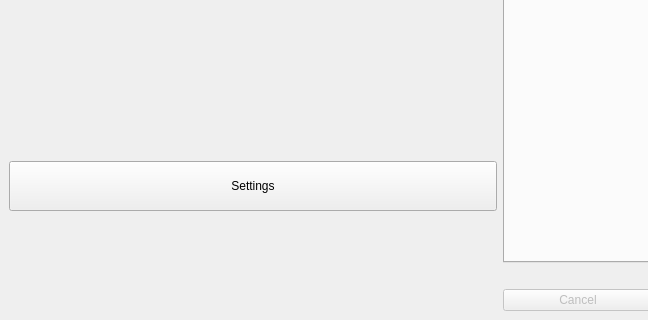
The window that src/vorta/assets/UI/mainwindow.ui (borgbase/vorta) describes before a commit, drawn with Qt 5; both pictures show x 0 to 648 and y 350 to 670 of the 1000 by 670 pixel window.
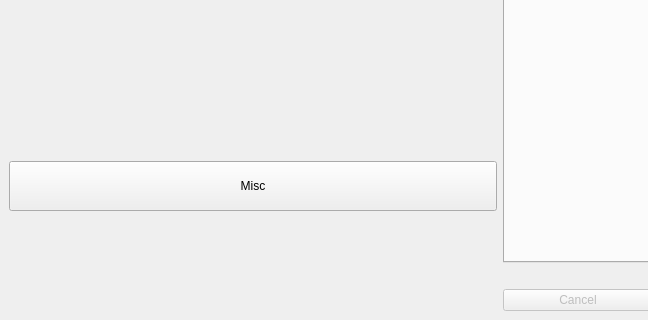
The same window after the commit.

Commit message: settings button renamed to Misc, change all occurences

```diff
--- a/src/vorta/assets/UI/mainwindow.ui
+++ b/src/vorta/assets/UI/mainwindow.ui
@@ -115,7 +115,7 @@
       <item>
        <widget class="QPushButton" name="settingsButton">
         <property name="text">
-         <string>Settings</string>
+         <string>Misc</string>
         </property>
         <property name="minimumSize">
          <size>
```
Left out of the diff: 4 changed lines with no effect on the pictures. The commit also changes 1 other file.
